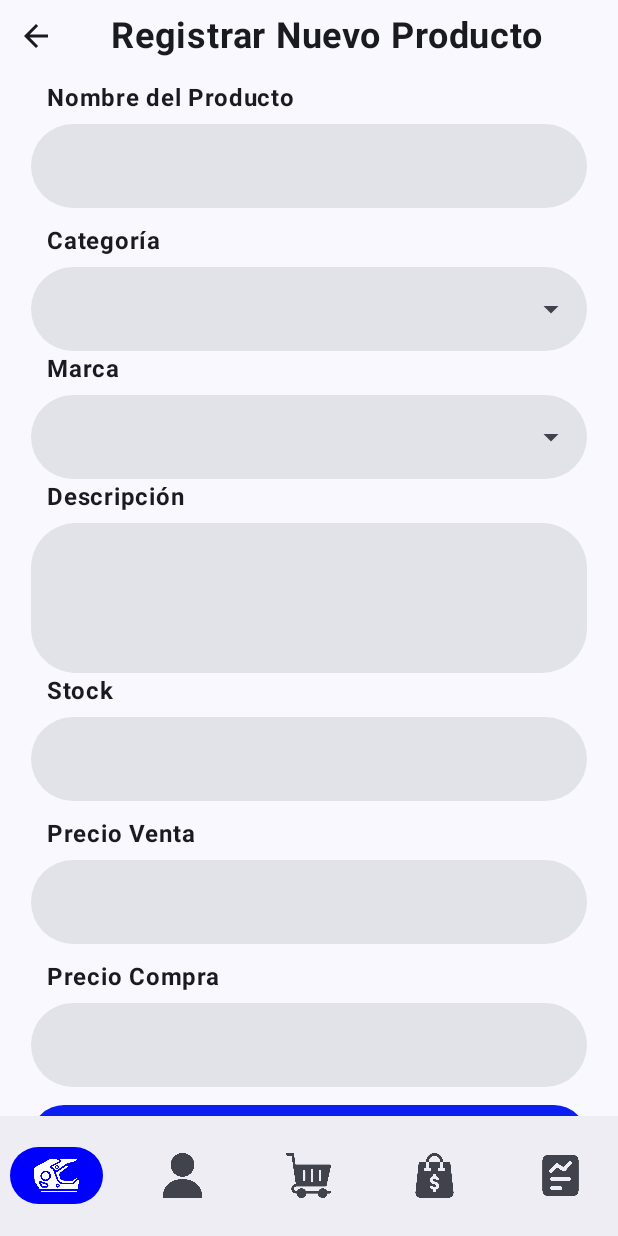
After one commit to Yonjar-Android/FacturacionElUnico, an Android app built with Jetpack Compose: the ProductCreateScreen screen opened through its navigation route, on a phone screen of 412 x 824 dp. The commit adds this screen. Run offline under Robolectric (Android 15) with nearby library versions, the phone set to English and light mode, and no system bars; our stand-ins replace Dagger/Hilt's generated code.

Commit message:
feat: create dialog with form to register new categories and brands, create ProductCreateScreen

```diff
--- a/app/src/main/java/com/example/facturacionelunico/MainActivity.kt
+++ b/app/src/main/java/com/example/facturacionelunico/MainActivity.kt
@@ -28,6 +28,7 @@ import androidx.navigation.compose.NavHost
 import androidx.navigation.compose.composable
 import androidx.navigation.compose.rememberNavController
 import com.example.facturacionelunico.presentation.productScreenTab.ProductScreenTab
+import com.example.facturacionelunico.presentation.productScreenTab.productScreen.ProductCreateScreen
 import com.example.facturacionelunico.ui.theme.FacturacionElUnicoTheme
 import dagger.hilt.android.AndroidEntryPoint
 
@@ -52,7 +53,11 @@ class MainActivity : ComponentActivity() {
                 ) {
                     NavHost(navController = controller, startDestination = "ProductScreen", modifier = Modifier.padding(it)){
                         composable(route = "ProductScreen") {
-                            ProductScreenTab()
+                            ProductScreenTab(navController = controller)
+                        }
+
+                        composable(route = "ProductCreateScreen") {
+                            ProductCreateScreen(navController = controller)
                         }
                     }
                 }
--- a/app/src/main/java/com/example/facturacionelunico/presentation/productScreenTab/ProductScreenTab.kt
+++ b/app/src/main/java/com/example/facturacionelunico/presentation/productScreenTab/ProductScreenTab.kt
@@ -11,12 +11,13 @@ import androidx.compose.runtime.mutableIntStateOf
 import androidx.compose.runtime.remember
 import androidx.compose.runtime.setValue
 import androidx.compose.ui.Modifier
+import androidx.navigation.NavController
 import com.example.facturacionelunico.presentation.productScreenTab.brandScreen.BrandScreen
 import com.example.facturacionelunico.presentation.productScreenTab.categoryScreen.CategoryScreen
 import com.example.facturacionelunico.presentation.productScreenTab.productScreen.ProductScreen
 
 @Composable
-fun ProductScreenTab(){
+fun ProductScreenTab(navController: NavController){
     Column(modifier = Modifier.fillMaxSize()) {
         var tabIndex by remember { mutableIntStateOf(0) }
         val tabs = listOf("Productos", "Categorías", "Marcas")
@@ -32,7 +33,8 @@ fun ProductScreenTab(){
 
         when(tabIndex){
             0 -> {
-                ProductScreen()
+                ProductScreen(navController = navController,
+                    )
             }
             1 -> {
                 CategoryScreen()
--- /dev/null
+++ b/app/src/main/java/com/example/facturacionelunico/presentation/productScreenTab/productScreen/ProductCreateScreen.kt
@@ -0,0 +1,247 @@
+package com.example.facturacionelunico.presentation.productScreenTab.productScreen
+
+import androidx.compose.foundation.layout.Arrangement
+import androidx.compose.foundation.layout.Column
+import androidx.compose.foundation.layout.Row
+import androidx.compose.foundation.layout.Spacer
+import androidx.compose.foundation.layout.fillMaxSize
+import androidx.compose.foundation.layout.fillMaxWidth
+import androidx.compose.foundation.layout.height
+import androidx.compose.foundation.layout.padding
+import androidx.compose.foundation.layout.size
+import androidx.compose.foundation.rememberScrollState
+import androidx.compose.foundation.shape.RoundedCornerShape
+import androidx.compose.foundation.text.KeyboardOptions
+import androidx.compose.foundation.verticalScroll
+import androidx.compose.material.icons.Icons
+import androidx.compose.material.icons.automirrored.filled.ArrowBack
+import androidx.compose.material.icons.filled.ArrowDropDown
+import androidx.compose.material3.Button
+import androidx.compose.material3.ButtonDefaults
+import androidx.compose.material3.Icon
+import androidx.compose.material3.IconButton
+import androidx.compose.material3.Text
+import androidx.compose.material3.TextField
+import androidx.compose.material3.TextFieldDefaults
+import androidx.compose.runtime.Composable
+import androidx.compose.runtime.getValue
+import androidx.compose.runtime.mutableStateOf
+import androidx.compose.runtime.remember
+import androidx.compose.runtime.setValue
+import androidx.compose.ui.Alignment
+import androidx.compose.ui.Modifier
+import androidx.compose.ui.graphics.Color
+import androidx.compose.ui.text.font.FontWeight
+import androidx.compose.ui.text.input.KeyboardType
+import androidx.compose.ui.text.style.TextAlign
+import androidx.compose.ui.unit.dp
+import androidx.compose.ui.unit.sp
+import androidx.navigation.NavController
+import com.example.facturacionelunico.ui.theme.blueUi
+
+@Composable
+fun ProductCreateScreen(navController: NavController) {
+
+    var productName by remember { mutableStateOf("") }
+    var stock by remember { mutableStateOf("") }
+    var priceSell by remember { mutableStateOf("") }
+    var priceBuy by remember { mutableStateOf("") }
+    var description by remember { mutableStateOf("") }
+
+    Column(
+        modifier = Modifier
+            .fillMaxSize()
+            .verticalScroll(rememberScrollState())
+            .padding(bottom = 20.dp),
+        horizontalAlignment = Alignment.CenterHorizontally
+    ) {
+        Row(
+            verticalAlignment = Alignment.CenterVertically
+        ) {
+            IconButton(
+                onClick = { navController.navigateUp() }
+            ) {
+                Icon(
+                    imageVector = Icons.AutoMirrored.Filled.ArrowBack,
+                    contentDescription = "arrow back icon"
+                )
+            }
+            Spacer(modifier = Modifier.weight(1f))
+            Text(
+                "Registrar Nuevo Producto", fontSize = 24.sp,
+                fontWeight = FontWeight.Bold, textAlign = TextAlign.Center
+            )
+
+            Spacer(modifier = Modifier.weight(2f))
+        }
+
+        Spacer(modifier = Modifier.size(5.dp))
+
+        TextFieldComponent(
+            textFieldName = "Nombre del Producto",
+            textValue = productName,
+            onTextValueChange = { productName = it }
+        )
+
+        TextFieldDrawer(
+            textFieldName = "Categoría",
+            textValue = "",
+            onTextValueChange = {}
+        )
+
+        TextFieldDrawer(
+            textFieldName = "Marca",
+            textValue = "",
+            onTextValueChange = {}
+        )
+
+        TextFieldDescription(
+            textFieldName = "Descripción",
+            textValue = description,
+            onTextValueChange = { description = it }
+        )
+
+        TextFieldComponent(
+            textFieldName = "Stock",
+            textValue = stock.toString(),
+            onTextValueChange = { stock = it },
+            keyboardOptions = KeyboardOptions(keyboardType = KeyboardType.Number)
+        )
+
+        TextFieldComponent(
+            textFieldName = "Precio Venta",
+            textValue = priceSell.toString(),
+            onTextValueChange = { priceSell = it },
+            keyboardOptions = KeyboardOptions(keyboardType = KeyboardType.Decimal)
+        )
+
+        TextFieldComponent(
+            textFieldName = "Precio Compra",
+            textValue = priceBuy.toString(),
+            onTextValueChange = { priceBuy = it },
+            keyboardOptions = KeyboardOptions(keyboardType = KeyboardType.Decimal)
+        )
+
+        Button(
+            modifier = Modifier.fillMaxWidth(fraction = 0.9f),
+            onClick = {
+
+            }, colors = ButtonDefaults.buttonColors(containerColor = blueUi)
+        ) {
+            Text(
+                "Guardar", fontWeight = FontWeight.Bold, fontSize = 24.sp,
+                color = Color.White
+            )
+        }
+    }
+}
+
+@Composable
+fun TextFieldComponent(
+    textFieldName: String,
+    textValue: String,
+    onTextValueChange: (String) -> Unit,
+    keyboardOptions: KeyboardOptions = KeyboardOptions.Default
+) {
+    Column(
+        modifier = Modifier.fillMaxWidth(),
+        horizontalAlignment = Alignment.CenterHorizontally
+    ) {
+        Row(
+            modifier = Modifier.fillMaxWidth(fraction = 0.85f),
+            horizontalArrangement = Arrangement.Start
+        ) {
+            Text(textFieldName, fontWeight = FontWeight.Bold, fontSize = 16.sp)
+        }
+
+        Spacer(modifier = Modifier.size(5.dp))
+
+        TextField(
+            modifier = Modifier.fillMaxWidth(fraction = 0.9f),
+            value = textValue, onValueChange = { onTextValueChange(it) },
+            colors = TextFieldDefaults.colors(
+                focusedIndicatorColor = Color.Transparent,
+                unfocusedIndicatorColor = Color.Transparent
+            ),
+            shape = RoundedCornerShape(30.dp),
+            maxLines = 1,
+            singleLine = true,
+            keyboardOptions = keyboardOptions
+        )
+    }
+
+    Spacer(modifier = Modifier.size(10.dp))
+}
+
+@Composable
+fun TextFieldDrawer(
+    textFieldName: String,
+    textValue: String,
+    onTextValueChange: (String) -> Unit
+) {
+    Column(
+        modifier = Modifier.fillMaxWidth(),
+        horizontalAlignment = Alignment.CenterHorizontally
+    ) {
+        Row(
+            modifier = Modifier.fillMaxWidth(fraction = 0.85f),
+            horizontalArrangement = Arrangement.Start
+        ) {
+            Text(textFieldName, fontWeight = FontWeight.Bold, fontSize = 16.sp)
+        }
+
+        Spacer(modifier = Modifier.size(5.dp))
+
+        TextField(
+            modifier = Modifier.fillMaxWidth(fraction = 0.9f),
+            value = textValue, onValueChange = { onTextValueChange(it) },
+            colors = TextFieldDefaults.colors(
+                focusedIndicatorColor = Color.Transparent,
+                unfocusedIndicatorColor = Color.Transparent
+            ),
+            shape = RoundedCornerShape(30.dp),
+            maxLines = 1,
+            singleLine = true,
+            trailingIcon = {
+                Icon(
+                    imageVector = Icons.Default.ArrowDropDown,
+                    contentDescription = "arrow drop down icon"
+                )
+            }
+        )
+    }
+}
+
+@Composable
+fun TextFieldDescription(
+    textFieldName: String,
+    textValue: String,
+    onTextValueChange: (String) -> Unit
+) {
+    Column(
+        modifier = Modifier.fillMaxWidth(),
+        horizontalAlignment = Alignment.CenterHorizontally
+    ) {
+        Row(
+            modifier = Modifier.fillMaxWidth(fraction = 0.85f),
+            horizontalArrangement = Arrangement.Start
+        ) {
+            Text(textFieldName, fontWeight = FontWeight.Bold, fontSize = 16.sp)
+        }
+
+        Spacer(modifier = Modifier.size(5.dp))
+
+        TextField(
+            modifier = Modifier
+                .fillMaxWidth(fraction = 0.9f)
+                .height(100.dp),
+            value = textValue, onValueChange = { onTextValueChange(it) },
+            colors = TextFieldDefaults.colors(
+                focusedIndicatorColor = Color.Transparent,
+                unfocusedIndicatorColor = Color.Transparent
+            ),
+            shape = RoundedCornerShape(30.dp),
+            maxLines = 3,
+        )
+    }
+}
--- a/app/src/main/java/com/example/facturacionelunico/presentation/productScreenTab/productScreen/ProductScreen.kt
+++ b/app/src/main/java/com/example/facturacionelunico/presentation/productScreenTab/productScreen/ProductScreen.kt
@@ -24,6 +24,7 @@ import androidx.compose.ui.text.font.FontWeight
 import androidx.compose.ui.text.style.TextAlign
 import androidx.compose.ui.unit.dp
 import androidx.compose.ui.unit.sp
+import androidx.navigation.NavController
 import com.example.facturacionelunico.ObjetosDePrueba
 import com.example.facturacionelunico.domain.models.ProductDomainModel
 import com.example.facturacionelunico.presentation.sharedComponents.AddButton
@@ -31,7 +32,7 @@ import com.example.facturacionelunico.presentation.sharedComponents.SearchBarCom
 import com.example.facturacionelunico.ui.theme.blueUi
 
 @Composable
-fun ProductScreen() {
+fun ProductScreen(navController: NavController) {
     Box(modifier = Modifier.fillMaxSize()) {
         Column(
             modifier = Modifier
@@ -49,7 +50,8 @@ fun ProductScreen() {
             }
         }
         AddButton(
-            modifier = Modifier.align(alignment = Alignment.BottomEnd)
+            modifier = Modifier.align(alignment = Alignment.BottomEnd),
+            functionClick = {navController.navigate("ProductCreateScreen")}
         )
     }
 }
--- a/app/src/main/java/com/example/facturacionelunico/presentation/sharedComponents/AddButton.kt
+++ b/app/src/main/java/com/example/facturacionelunico/presentation/sharedComponents/AddButton.kt
@@ -16,14 +16,14 @@ import androidx.compose.ui.unit.dp
 import com.example.facturacionelunico.ui.theme.blueUi
 
 @Composable
-fun AddButton(modifier: Modifier) {
+fun AddButton(modifier: Modifier, functionClick: () -> Unit) {
     Row(modifier.fillMaxWidth(), horizontalArrangement = Arrangement.End) {
         FloatingActionButton(
             modifier = Modifier.padding(end = 10.dp, bottom = 10.dp),
             shape = CircleShape,
             containerColor = blueUi,
             onClick = {
-
+                functionClick.invoke()
             }) {
             Icon(
                 imageVector = Icons.Default.Add,
```
Also changed, not shown: app/src/main/java/com/example/facturacionelunico/presentation/productScreenTab/brandScreen/BrandScreen.kt (+88 -6 lines), app/src/main/java/com/example/facturacionelunico/presentation/productScreenTab/categoryScreen/CategoryScreen.kt (+84 -5 lines).
